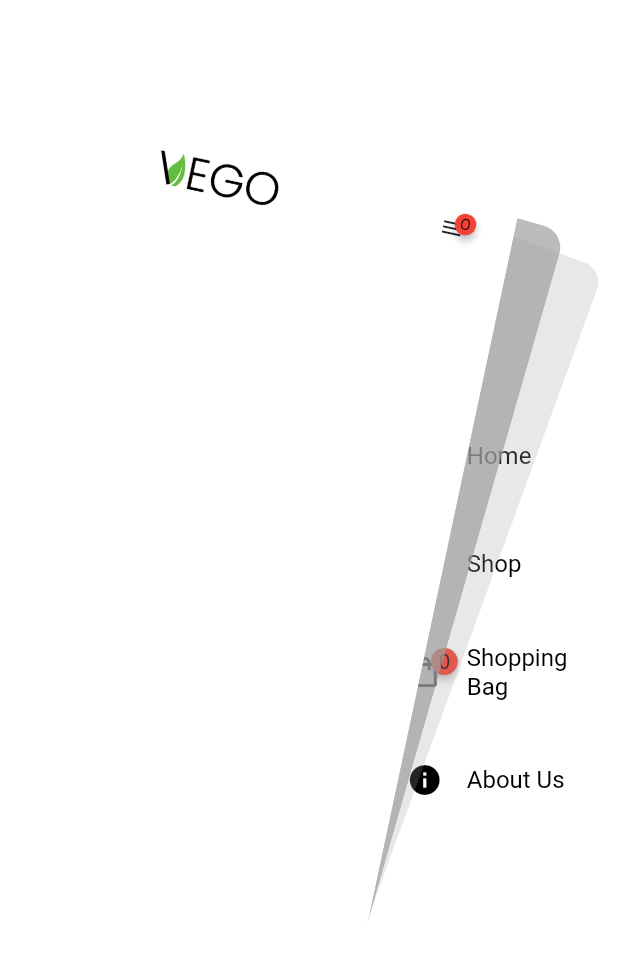
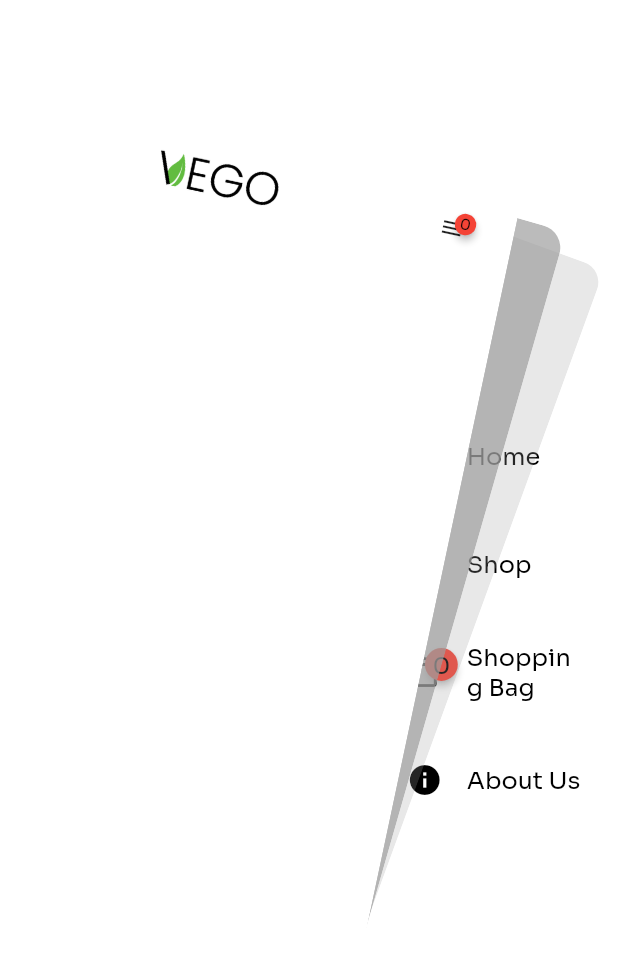
Before and after one commit to Jaredeco/Flutter-Web-Store-InProgess, a Flutter app: the BaseLarge screen opened directly with empty values, after a tap on an icon or button, on a phone screen of 412 x 824 dp. Shown: the top 959 px of the screen. Run offline on Flutter 3.47's test engine with Material 2 defaults, Android fonts, the light colour scheme and no system bars; drawn by our look-alikes of badges, flutter_zoom_drawer; our stand-ins replace animated_background, awesome_dialog, cloud_firestore, firebase_core, firebase_storage, fluro and 6 more; missing offline and left inert: parallax_animation; accounts and stored records are empty.

Commit message:
Updated issues

```diff
--- a/lib/admin/products/product_page_admin.dart
+++ b/lib/admin/products/product_page_admin.dart
@@ -62,7 +62,8 @@ class _AdminProductPageState extends State<AdminProductPage> {
                           crossAxisAlignment: CrossAxisAlignment.start,
                           mainAxisAlignment: MainAxisAlignment.start,
                           children: [
-                            ImageGallery(imgsUrl: product.imgsUrl),
+                            Expanded(
+                                child: ImageGallery(imgsUrl: product.imgsUrl)),
                             Expanded(
                               child: Column(
                                 crossAxisAlignment: CrossAxisAlignment.center,
--- a/lib/controllers/admin_controller.dart
+++ b/lib/controllers/admin_controller.dart
@@ -11,7 +11,7 @@ class AdminController extends GetxController {
 
   var orders = <OrderModel>[].obs;
   var isCreating = false.obs;
-  var loggedIn = true.obs;
+  var loggedIn = false.obs;
   var adminLogin;
   var adminPassword;
 
--- a/lib/screens/helper/menu_page.dart
+++ b/lib/screens/helper/menu_page.dart
@@ -51,8 +51,13 @@ class MenuPage extends StatelessWidget {
           leading: icon == Icons.shopping_bag
               ? Badge(
                   badgeContent: GetX<BagController>(
-                    builder: (_) =>
-                        Text(bagController.products.length.toString()),
+                    builder: (_) => Text(
+                      bagController.products.length.toString(),
+                      style: const TextStyle(
+                          fontSize: 16,
+                          color: Colors.black,
+                          fontFamily: "Sora"),
+                    ),
                   ),
                   child: const Icon(
                     Icons.shopping_bag_outlined,
@@ -63,9 +68,10 @@ class MenuPage extends StatelessWidget {
                   icon,
                   color: Colors.black,
                 ),
-          title: CustomText(
-            text: title,
-            color: Colors.black,
+          title: Text(
+            title,
+            style: const TextStyle(
+                fontSize: 16, color: Colors.black, fontFamily: "Sora"),
           ),
           onTap: () async {
             await Future(drawerController.toggle! as dynamic).then((value) {
--- a/lib/screens/main/product_page.dart
+++ b/lib/screens/main/product_page.dart
@@ -1,6 +1,5 @@
 import 'package:cloud_firestore/cloud_firestore.dart';
 import 'package:flutter/material.dart';
-import 'package:flutter/rendering.dart';
 import 'package:flutter/scheduler.dart';
 import 'package:get/get.dart';
 import 'package:top_snackbar_flutter/custom_snack_bar.dart';
@@ -38,10 +37,10 @@ class _ProductPageState extends State<ProductPage> {
         future: productController.getProduct(widget.productId),
         builder: (context, snapshot) {
           if (snapshot.hasError) {
-            return Text("Something went wrong");
+            return const Text("Something went wrong");
           }
           if (snapshot.hasData && !snapshot.data!.exists) {
-            return Text("Document does not exist");
+            return const Text("Product does not exist");
           }
           if (snapshot.connectionState == ConnectionState.done) {
             ProductModel product = ProductModel.fromDocSnapshot(snapshot.data!);
```
Also changed, not shown: lib/admin/menu_page_admin.dart (+11 -4 lines).
